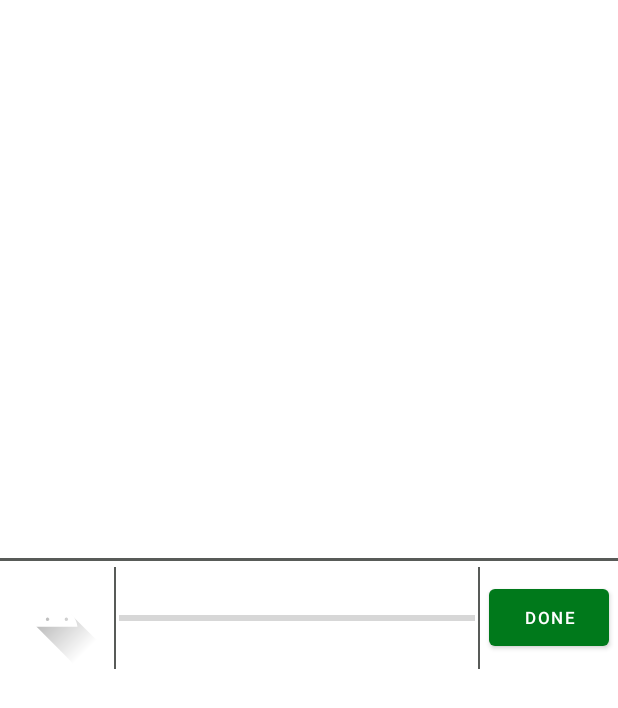
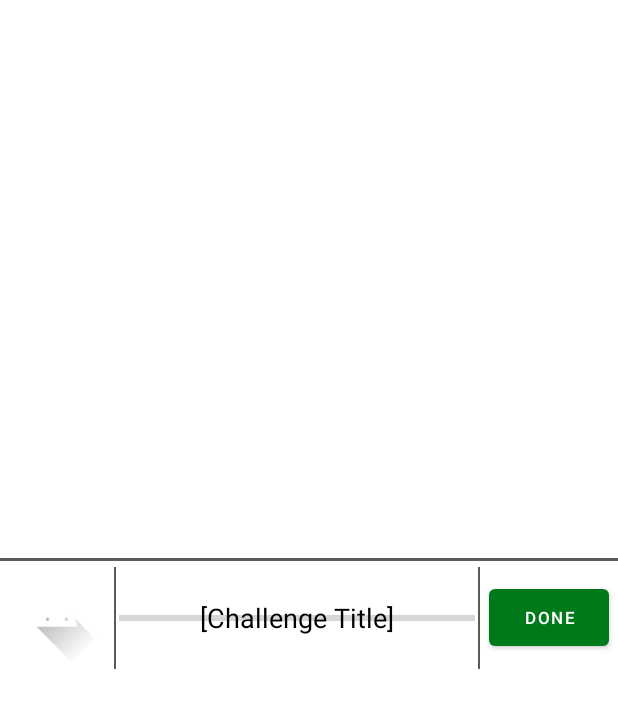
Before and after one commit to Adz946/TouchGrass, an Android app: the layout current_challenge_cell.xml on its own in the app's theme, with its tools: preview values and no code run, on a phone screen of 412 x 824 dp. Shown: the top 708 px of the screen. Run offline under Robolectric (Android 15) with nearby library versions, the phone set to English and light mode, and no system bars.

Commit message:
can't be bothered again

```diff
--- a/TouchGrass App/app/src/main/java/com/BITS/TouchGrass/MainActivity.java
+++ b/TouchGrass App/app/src/main/java/com/BITS/TouchGrass/MainActivity.java
@@ -154,7 +154,6 @@ public class MainActivity extends AppCompatActivity implements BottomNavigationV
                     return true;
                 }
 
-
             case R.id.calendar:
                 getSupportFragmentManager().beginTransaction().replace(R.id.flFragment, calendarMainFragment).commit();
                 return true;
--- a/TouchGrass App/app/src/main/java/com/BITS/TouchGrass/profile/ProfileMainFragment.java
+++ b/TouchGrass App/app/src/main/java/com/BITS/TouchGrass/profile/ProfileMainFragment.java
@@ -16,6 +16,8 @@ import android.widget.TextView;
 import com.BITS.TouchGrass.MainActivity;
 import com.BITS.TouchGrass.R;
 import com.BITS.TouchGrass.reminders.EditReminderFragment;
+
+import java.util.Objects;
 
 public class ProfileMainFragment extends Fragment {
 
@@ -75,7 +77,7 @@ public class ProfileMainFragment extends Fragment {
             }
 
 
-            if (noUser == false) {
+            if (!noUser) {
                   FragmentTransaction fr = getParentFragmentManager().beginTransaction();
                   fr.replace(R.id.flFragment, profileFriendsFragment);
                   fr.addToBackStack(null);
@@ -99,7 +101,7 @@ public class ProfileMainFragment extends Fragment {
 
     }
 
-    //    public void onResume() {
+//    public void onResume() {
 //        super.onResume();
 //    }
 }
--- a/TouchGrass App/app/src/main/res/layout/current_challenge_cell.xml
+++ b/TouchGrass App/app/src/main/res/layout/current_challenge_cell.xml
@@ -6,7 +6,8 @@
     xmlns:tools="http://schemas.android.com/tools"
     android:orientation="vertical"
     android:layout_gravity="center"
-    android:id="@+id/current_challenge_cell">
+    android:id="@+id/current_challenge_cell"
+    tools:ignore="HardcodedText">
 
     <View
         android:id="@+id/divider1"
@@ -44,15 +45,28 @@
             android:layout_marginTop="4dp"
             android:layout_marginBottom="4dp"/>
 
-        <ProgressBar
-            android:id="@+id/progressBar"
-            style="?android:attr/progressBarStyleHorizontal"
-            android:layout_marginStart="2dp"
-            android:layout_marginEnd="2dp"
-            android:layout_width="wrap_content"
+        <FrameLayout
+            android:layout_width="0dp"
             android:layout_height="match_parent"
-            android:layout_weight="1"
-            android:layout_gravity="center"/>
+            android:layout_weight="1">
+
+            <ProgressBar
+                android:id="@+id/progressBar"
+                style="?android:attr/progressBarStyleHorizontal"
+                android:layout_marginStart="2dp"
+                android:layout_marginEnd="2dp"
+                android:layout_width="match_parent"
+                android:layout_height="match_parent"
+                android:layout_gravity="center"/>
+
+            <TextView
+                android:id="@+id/challenge_title"
+                android:layout_width="wrap_content"
+                android:layout_height="wrap_content"
+                android:layout_gravity="center"
+                android:text="[Challenge Title]"
+                android:textSize="18sp"/>
+        </FrameLayout>
 
         <View
             android:id="@+id/divider5"
@@ -74,10 +88,4 @@
 
     </LinearLayout>
 
-<!--    <View-->
-<!--        android:id="@+id/divider2"-->
-<!--        android:layout_width="match_parent"-->
-<!--        android:layout_height="2dp"-->
-<!--        android:background="@color/mid_grey" />-->
-
 </LinearLayout>
--- a/TouchGrass App/app/src/main/res/layout/reminder_cell.xml
+++ b/TouchGrass App/app/src/main/res/layout/reminder_cell.xml
@@ -88,7 +88,6 @@
             android:layout_gravity="center"
             android:layout_marginStart="6dp"
             android:layout_marginEnd="6dp"
-
             android:text="Edit" />
 
     </LinearLayout>
```
